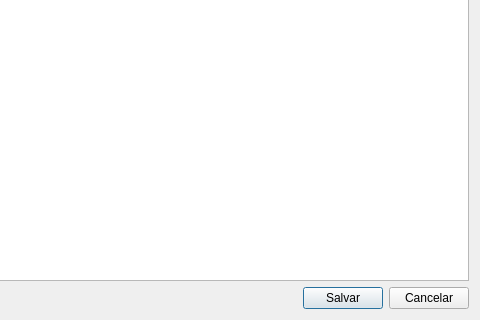
This is ui/cancelaproduto.ui in darktorres/ERP-STACCATO as Qt 5 draws it before an edit; both pictures show x 738 to 1218 and y 226 to 546 of the 1218 by 546 pixel window. The edited form follows.
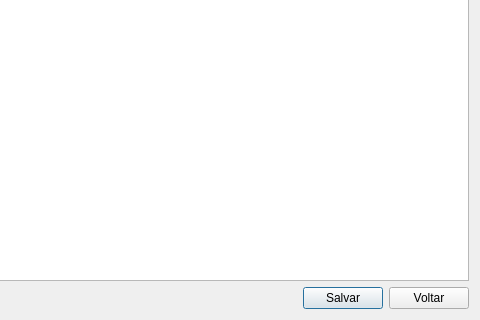
This is the edited form. Custom widgets are drawn as their Qt base class.

```diff
--- a/ui/cancelaproduto.ui
+++ b/ui/cancelaproduto.ui
@@ -55,7 +55,7 @@
      <item>
       <widget class="QPushButton" name="pushButtonCancelar">
        <property name="text">
-        <string>Cancelar</string>
+        <string>Voltar</string>
        </property>
       </widget>
      </item>
```
Left out of the diff: 2 changed lines with no effect on the pictures.
